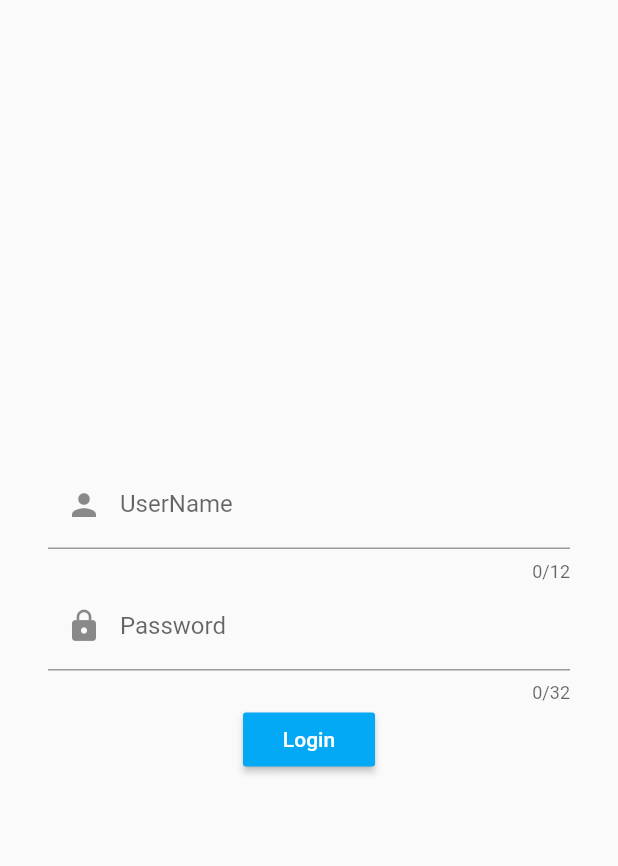
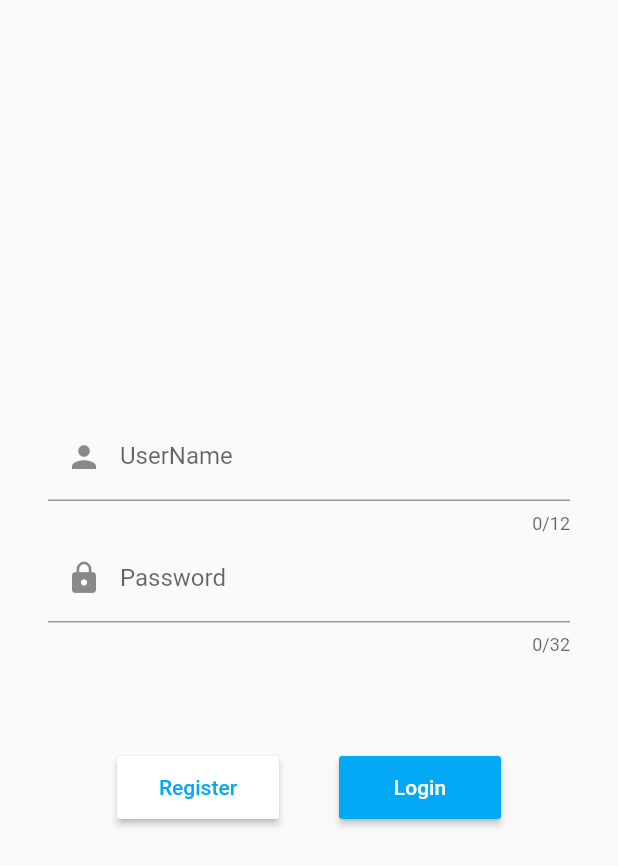
Before and after one commit to CSUSTers/webo-android, a Flutter app: the screen it shows after launch, in the side drawer, after a tap on "Account", on a phone screen of 412 x 824 dp. Shown: the top 866 px of the screen. Run offline on Flutter 3.47's test engine with Material 2 defaults, Android fonts, the phone set to English and light mode, and no system bars; our stand-ins replace dio, fluttertoast, shared_preferences.

Commit message:
fix layout

```diff
--- a/lib/view/login.dart
+++ b/lib/view/login.dart
@@ -14,8 +14,12 @@ class WebOLoginPage extends StatefulWidget {
 
 class _WebOLoginPageState extends State<WebOLoginPage> {
   final _formKey = GlobalKey<FormState>();
+
   final TextEditingController _usernameController = TextEditingController();
   final TextEditingController _passwordController = TextEditingController();
+
+  final buttonWidth = 108.0, buttonHeight = 42.0;
+
   bool isLoading = false;
 
 
@@ -33,7 +37,6 @@ class _WebOLoginPageState extends State<WebOLoginPage> {
             TextFormField(
               keyboardType: TextInputType.text,
               maxLength: 12,
-              style: TextStyle(fontSize: 16.0),
               controller: _usernameController,
               decoration: const InputDecoration(
 //                  hintText: 'username',
@@ -64,15 +67,52 @@ class _WebOLoginPageState extends State<WebOLoginPage> {
                 return null;
               },
             ),
+            Container(
+              alignment: Alignment.center,
+              margin: const EdgeInsets.only(top: 64.0),
+              child: Row(
+                mainAxisSize: MainAxisSize.min,
+                children: <Widget>[
+                  ButtonTheme(
+                    minWidth: buttonWidth,
+                    height: buttonHeight,
+                    child: RaisedButton(
+                      child: Text('Register'),
+                      color: Colors.white,
+                      textColor: Colors.lightBlue,
+                      onPressed: () {
+                        //TODO: turn to register page
+                      },
+                    ),
+                  ),
+                  Padding(
+                    padding: EdgeInsets.symmetric(horizontal: 20.0),
+                  ),
                   isLoading
                     ? Center(
                       child: CircularProgressIndicator(),
                     )
-                : RaisedButton(
+                    : ButtonTheme(
+                        minWidth: buttonWidth,
+                        height: buttonHeight,
+                        child: RaisedButton(
                           child: Text('Login'),
                           color: Colors.lightBlue,
                           textColor: Colors.white,
-                    onPressed: () async {
+                          onPressed: () => _login(),
+                        )
+                  )
+
+                ],
+              ),
+            )
+
+          ],
+        ))),
+    );
+  }
+
+  void _login() async {
     if(_formKey.currentState.validate()) {
       final String username = _usernameController.text;
       final String pass = _passwordController.text;
@@ -109,10 +149,7 @@ class _WebOLoginPageState extends State<WebOLoginPage> {
         });
       }
     }
-                    },
-                  )
-          ],
-        ))),
-    );
   }
+
+
 }
```
Lines whose indentation alone changed are shown as unchanged.
